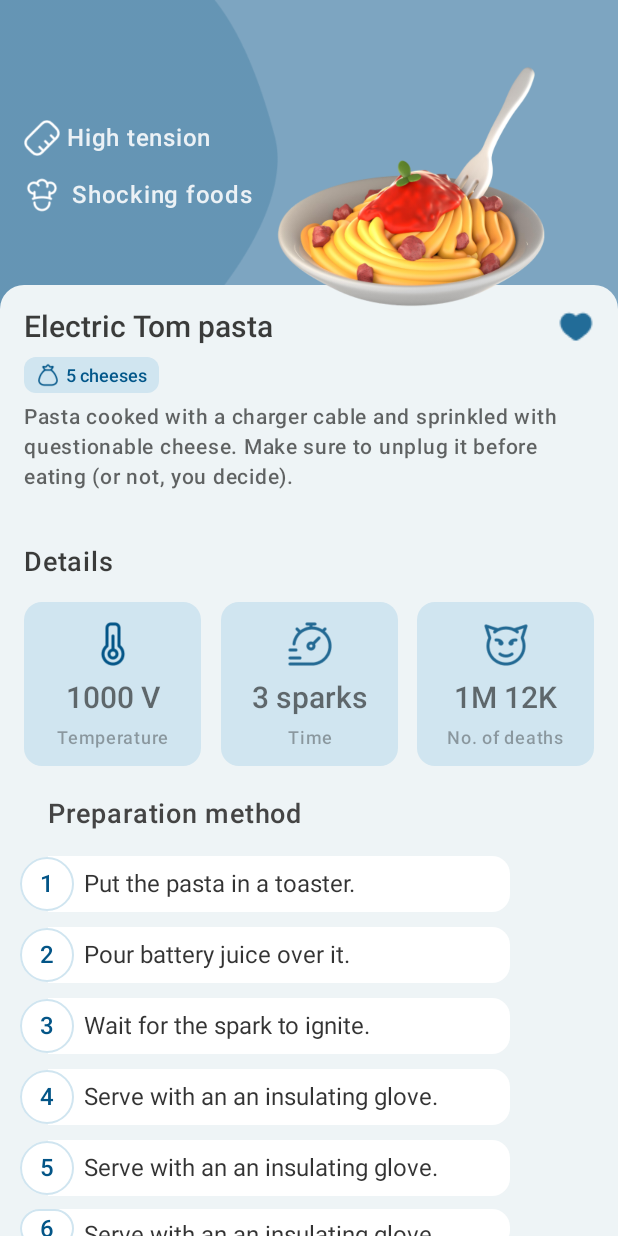
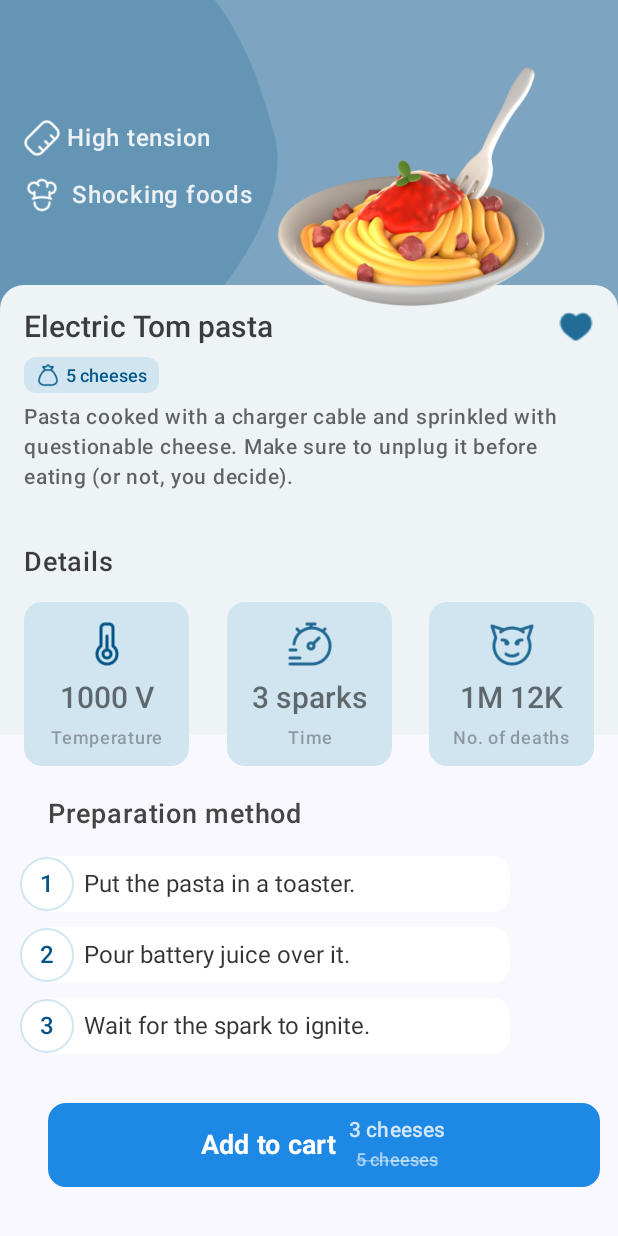
Before and after one commit to baraa0abd/Tom_Kitchen, an Android app built with Jetpack Compose: the screen it shows after launch (MainActivity), on a phone screen of 412 x 824 dp. Run offline under Robolectric (Android 15) with nearby library versions, the phone set to English and light mode, and no system bars.

Commit message:
last lowerscreen

```diff
--- a/app/src/main/java/com/example/tomkitchen/homeScreen/DetailsUI.kt
+++ b/app/src/main/java/com/example/tomkitchen/homeScreen/DetailsUI.kt
@@ -33,7 +33,7 @@ import com.example.tomkitchen.R // Make sure this import is correct
 fun DetailItem(iconRes: Int, value: String, label: String, modifier: Modifier = Modifier) {
     Column(
         modifier = modifier
-            .width(118.dp) // As per your layout attempt for a card
+            .width(110.dp) // As per your layout attempt for a card
             .height(109.dp) // As per your layout attempt for a card
             .background(
                 color = Color(0xFFD0E5F0), // Background from your image/code
--- a/app/src/main/java/com/example/tomkitchen/homeScreen/Lowerscreen.kt
+++ b/app/src/main/java/com/example/tomkitchen/homeScreen/Lowerscreen.kt
@@ -69,10 +69,6 @@ fun Lowerscreen() {
                 StepRow(number = 1, text = "Put the pasta in a toaster.")
                 StepRow(number = 2, text = "Pour battery juice over it.")
                 StepRow(number = 3, text = "Wait for the spark to ignite.")
-                StepRow(number = 4, text = "Serve with an an insulating glove.")
-                StepRow(number = 5, text = "Serve with an an insulating glove.")
-                StepRow(number = 6, text = "Serve with an an insulating glove.")
-                StepRow(number = 7, text = "Serve with an an insulating glove.")
             }
 
             // "Add to cart" button
--- a/app/src/main/java/com/example/tomkitchen/homeScreen/backgroundUi.kt
+++ b/app/src/main/java/com/example/tomkitchen/homeScreen/backgroundUi.kt
@@ -7,6 +7,7 @@ import androidx.compose.foundation.background
 import androidx.compose.foundation.layout.Arrangement
 import androidx.compose.foundation.layout.Box
 import androidx.compose.foundation.layout.Column
+import androidx.compose.foundation.layout.PaddingValues
 import androidx.compose.foundation.layout.Row
 import androidx.compose.foundation.layout.absoluteOffset
 import androidx.compose.foundation.layout.fillMaxSize
@@ -14,6 +15,9 @@ import androidx.compose.foundation.layout.height
 import androidx.compose.foundation.layout.offset
 import androidx.compose.foundation.layout.size
 import androidx.compose.foundation.layout.width
+import androidx.compose.foundation.lazy.grid.GridCells
+import androidx.compose.foundation.lazy.grid.LazyVerticalGrid
+import androidx.compose.foundation.lazy.grid.rememberLazyGridState
 import androidx.compose.foundation.rememberScrollState
 import androidx.compose.foundation.shape.RoundedCornerShape
 import androidx.compose.foundation.verticalScroll
@@ -40,21 +44,27 @@ import com.example.tomkitchen.ui.theme.TomKitchenTheme
 
 @Composable
 fun HighTensionCard() {
+    val scrollState = rememberLazyGridState()
+
+    LazyVerticalGrid(
+        columns = GridCells.Fixed(1), // Single column for full-width items
+        state = scrollState,
+        modifier = Modifier.fillMaxSize(),
+        contentPadding = PaddingValues(0.dp) // Remove padding to match your original layout
+    ) {
+        item {
+            // Your original HighTensionCard content exactly as is
             Box(
                 modifier = Modifier
                     .fillMaxSize()
-            .background(
-                color = Color(0x80035484)
-
-            )
-
+                    .background(Color(0x80035484))
             ) {
                 Box(
                     modifier = Modifier
                         .width(360.75.dp)
                         .height(414.21.dp)
                         .offset(x = (-95).dp, y = (0).dp)
-        ){
+                ) {
                     Image(
                         painter = painterResource(id = R.drawable.img_8),
                         contentDescription = "Background Image",
@@ -70,79 +80,72 @@ fun HighTensionCard() {
                     Column(
                         modifier = Modifier
                             .absoluteOffset(x = 16.dp, y = 80.dp),
-                horizontalAlignment = Alignment.Start // Example
+                        horizontalAlignment = Alignment.Start
                     ) {
                         Row(
-                    // The commented out CSS: width: 130; height: 24; gap: 8px;
                             modifier = Modifier
-                        // .width(130.dp) // If a fixed width for this Row is desired
                                 .height(24.dp),
-                    horizontalArrangement = Arrangement.spacedBy(4.dp), // For 'gap: 8px' between Text and Image
+                            horizontalArrangement = Arrangement.spacedBy(4.dp),
                             verticalAlignment = Alignment.CenterVertically
                         ) {
                             Image(
-                        painter = painterResource(id = R.drawable.img_2), // Ensure R.drawable.img_2 exists
+                                painter = painterResource(id = R.drawable.img_2),
                                 contentDescription = "High Tension Icon",
-                        modifier = Modifier.size(24.dp) // Icon size matches commented height for Row
+                                modifier = Modifier.size(24.dp)
                             )
-                    // Text "High tension"
-                    // The commented out Column (width: 98; height: 16;) might imply text constraints
                             Text(
                                 text = "High tension",
                                 style = TextStyle(
-                            // fontFamily = IbmPlexSansArabicFamily, // Uncomment for custom font
-                            fontFamily = FontFamily.SansSerif,     // Placeholder
-                            fontWeight = FontWeight.Medium,        // font-weight: 500
-                            fontSize = 16.sp,                      // font-size: 16px
-                            lineHeight = 16.sp, // line-height: 16px
-                            letterSpacing = 0.5.sp,                // letter-spacing: 0.5px
-                            textAlign = TextAlign.Center,          // text-align: center
-                            color = Color(0xDEFFFFFF)              // background: #FFFFFFDE (White with ~87% opacity)
+                                    fontFamily = FontFamily.SansSerif,
+                                    fontWeight = FontWeight.Medium,
+                                    fontSize = 16.sp,
+                                    lineHeight = 16.sp,
+                                    letterSpacing = 0.5.sp,
+                                    textAlign = TextAlign.Center,
+                                    color = Color(0xDEFFFFFF)
                                 )
-                        // modifier = Modifier.width(98.dp) // If fixed width for text is needed
                             )
-
-                    // Image Icon
                         }
                     }
                 }
                 Column(
                     modifier = Modifier
-                .absoluteOffset(x = 16.dp, y = 118.dp), // Positions the entire Column
+                        .absoluteOffset(x = 16.dp, y = 118.dp),
                     horizontalAlignment = Alignment.Start
                 ) {
                     Row(
-                // This Row will contain both the Image and the Text
                         modifier = Modifier
                             .height(24.dp),
-                horizontalArrangement = Arrangement.spacedBy(8.dp), // Space between Icon and Text
+                        horizontalArrangement = Arrangement.spacedBy(8.dp),
                         verticalAlignment = Alignment.CenterVertically
                     ) {
-                // Image Icon First
                         Image(
-                    painter = painterResource(id = R.drawable.img_1), // Replace with your actual icon resource
+                            painter = painterResource(id = R.drawable.img_1),
                             contentDescription = "Shocking Foods Icon",
-                    modifier = Modifier.size(24.dp) // Icon size
+                            modifier = Modifier.size(24.dp)
                         )
-
-                // Text "Shocking foods" Second
                         Text(
                             text = "Shocking foods",
                             style = TextStyle(
-                        fontFamily = FontFamily.SansSerif,    // Placeholder for IBM Plex Sans Arabic
-                        fontWeight = FontWeight.Medium,       // Corresponds to font-weight: 500
+                                fontFamily = FontFamily.SansSerif,
+                                fontWeight = FontWeight.Medium,
                                 fontSize = 16.sp,
-                        lineHeight = 16.sp,                   // Or adjust for better vertical centering with icon
+                                lineHeight = 16.sp,
                                 letterSpacing = 0.5.sp,
-                        textAlign = TextAlign.Start,          // Text aligns to its start
-                        color = Color(0xDEFFFFFF)             // White with ~87% opacity
+                                textAlign = TextAlign.Start,
+                                color = Color(0xDEFFFFFF)
                             )
-                    // modifier = Modifier.weight(1f) // Uncomment if Row has fixed width and text should fill remaining space
                         )
                     }
                 }
             }
+        }
 
+        // Add more items if needed while preserving your exact layout
+        item {
+            // Any additional content you want to scroll to
+        }
+    }
 }
 
 
```
Lines whose indentation alone changed are shown as unchanged.
